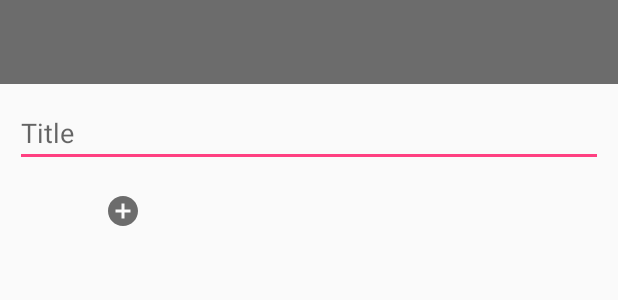
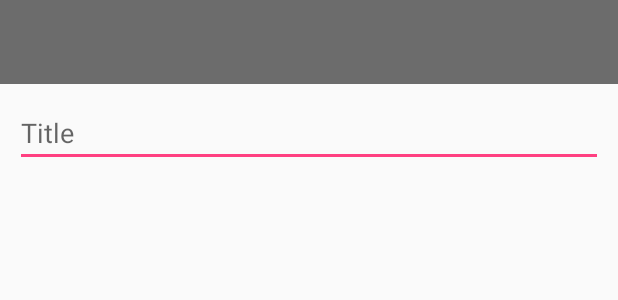
Before and after one commit to cattybaby723/Sticky, an Android app: the layout activity_add_to_do_list.xml on its own in the app's theme, with its tools: preview values and no code run, on a phone screen of 412 x 824 dp. Shown: the top 300 px of the screen. Run offline under Robolectric (Android 15) with nearby library versions, the phone set to English and light mode, and no system bars.

```diff
--- a/app/src/main/java/com/example/anrou_hu/sticky/views/AddNoteActivity.java
+++ b/app/src/main/java/com/example/anrou_hu/sticky/views/AddNoteActivity.java
@@ -75,7 +75,7 @@ public class AddNoteActivity extends AppCompatActivity implements AddNoteContrac
     public boolean onOptionsItemSelected(MenuItem item) {
         switch (item.getItemId()) {
             case R.id.menu_complete:
-                buildNote();
+                buildNoteIfValid();
                 finish();
                 break;
 
@@ -86,7 +86,8 @@ public class AddNoteActivity extends AppCompatActivity implements AddNoteContrac
         return true;
     }
 
-    private void buildNote() {
+
+    private void buildNoteIfValid() {
         String title = mTitle.getText().toString();
         String description = mDescription.getText().toString();
         long currentTime = System.currentTimeMillis();
--- a/app/src/main/res/layout/activity_add_to_do_list.xml
+++ b/app/src/main/res/layout/activity_add_to_do_list.xml
@@ -28,14 +28,6 @@
             android:layout_height="wrap_content"
             android:layout_marginTop="@dimen/default_dimens"/>
 
-        <ImageButton
-            android:layout_width="@dimen/default_icon_size"
-            android:layout_height="@dimen/default_icon_size"
-            android:layout_marginStart="@dimen/default_icon_size"
-            android:background="@android:color/transparent"
-            android:src="@drawable/ic_add_to_do"
-            />
-
     </LinearLayout>
 
 
--- a/app/src/main/res/values/strings.xml
+++ b/app/src/main/res/values/strings.xml
@@ -14,7 +14,10 @@
     <string name="hint_title">Title</string>
     <string name="hint_description">Enter your description here</string>
     <string name="hint_add_item">Add an item…</string>
-    <string name="new_to_do">New To-Do</string>
+    <string name="new_to_do">New To-Dos</string>
     <string name="new_note">New Note</string>
+    <string name="note_empty_error_hint">Note can not be empty</string>
+    <string name="to_do_empty_error_hint">To-Dos can not be empty</string>
+
 
 </resources>
```
